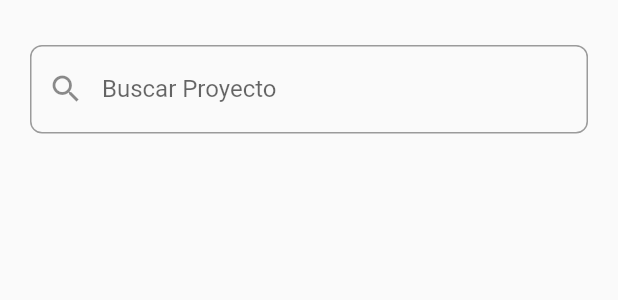
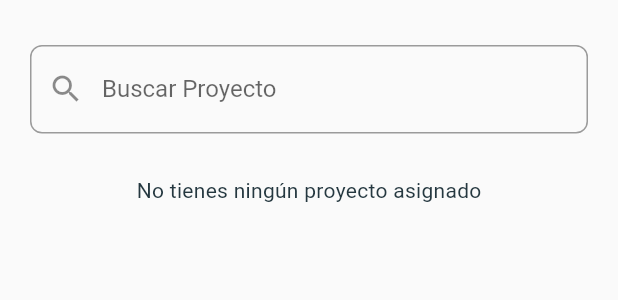
Before and after one commit to GreyHat147/work-flow-manager, a Flutter app: the ProjectsByUserView widget shown alone on an empty page, opened directly, on a phone screen of 412 x 824 dp. Shown: the top 300 px of the screen. Run offline on Flutter 3.47's test engine with Material 2 defaults, Android fonts, the light colour scheme and no system bars; our stand-ins replace cloud_firestore, dropdown_search, equatable, firebase_auth, firebase_core, flutter_bloc and 3 more; accounts and stored records are empty.

Commit message:
chore: get id saved on preferences to get projects and tasks

```diff
--- a/lib/repository/auth/auth_respository.dart
+++ b/lib/repository/auth/auth_respository.dart
@@ -74,6 +74,7 @@ class AuthRepository extends Cubit<AuthState> {
       if (user != null) {
         final MemberModel member = await getMember(user.uid);
         await _sharedPreferences.setString('uid', user.uid);
+        await _sharedPreferences.setString('id', member.id!);
         await _sharedPreferences.setString('role', member.memberType);
         emit(
           AuthLoaded(
--- a/lib/repository/projects/projects_repository.dart
+++ b/lib/repository/projects/projects_repository.dart
@@ -1,26 +1,32 @@
 import 'package:cloud_firestore/cloud_firestore.dart';
+import 'package:firebase_auth/firebase_auth.dart';
 import 'package:flutter_bloc/flutter_bloc.dart';
+import 'package:shared_preferences/shared_preferences.dart';
 import 'package:work_flow_manager/models/member_model.dart';
 import 'package:work_flow_manager/models/project_model.dart';
-import 'package:work_flow_manager/models/task_model.dart';
 import 'package:work_flow_manager/repository/projects/projects_state.dart';
 
 class ProjectsRepository extends Cubit<ProjectsState> {
   final FirebaseFirestore _firestore;
+  final SharedPreferences _sharedPreferences;
 
-  ProjectsRepository(this._firestore) : super(ProjectsInitialState());
+  ProjectsRepository(
+    this._firestore,
+    this._sharedPreferences,
+  ) : super(ProjectsInitialState());
+
+  String? getUserId() {
+    return _sharedPreferences.getString('id');
+  }
 
   void getProjectsByUser() async {
     emit(ProjectsLoadingState());
-    final snapshot = await _firestore
-        .collection('members')
-        .doc("eFvg5L2dRwrTIXiKLS5z")
-        .get();
+    String? userId = _sharedPreferences.getString('id');
+    if (userId == null) return;
+    final snapshot = await _firestore.collection('members').doc(userId).get();
 
     if (snapshot.data() != null) {
       final MemberModel memberModel = MemberModel.fromJson(snapshot.data()!);
-
-      print(memberModel.projects);
 
       final snapshotProjects = await _firestore
           .collection('projects')
@@ -32,9 +38,9 @@ class ProjectsRepository extends Cubit<ProjectsState> {
           .map((doc) => ProjectModel.fromJson(doc.data()))
           .toList();
 
-      print(projects);
-
       emit(ProjectsByUser(projects: projects));
+    } else {
+      emit(ProjectsByUser(projects: const []));
     }
   }
 
--- a/lib/view/project/projects_by_user_view.dart
+++ b/lib/view/project/projects_by_user_view.dart
@@ -12,10 +12,11 @@ class ProjectsByUserView extends StatelessWidget {
 
   final TextEditingController searchController = TextEditingController();
 
-  List<TaskModel> getMyTasks(List<TaskModel> tasks) {
-    return tasks
-        .where((element) => element.assignedMember == "eFvg5L2dRwrTIXiKLS5z")
-        .toList();
+  List<TaskModel> getMyTasks(List<TaskModel> tasks, BuildContext context) {
+    String? userId = context.read<ProjectsRepository>().getUserId();
+    if (userId == null) return [];
+
+    return tasks.where((element) => element.assignedMember == userId).toList();
   }
 
   @override
@@ -39,10 +40,11 @@ class ProjectsByUserView extends StatelessWidget {
                     prefixIcon: const Icon(Icons.search),
                   ),
                 ),
-                Expanded(
+                state.projects.isNotEmpty
+                    ? Expanded(
                         child: ListView.separated(
                           itemCount: state.projects.length,
-                    itemBuilder: (context, index) {
+                          itemBuilder: (_, index) {
                             return ListTile(
                               title: Text(state.projects[index].name),
                               subtitle: Text(state.projects[index].projectType),
@@ -51,10 +53,12 @@ class ProjectsByUserView extends StatelessWidget {
                                 Navigator.push(
                                   context,
                                   MaterialPageRoute(
-                              builder: (context) {
+                                    builder: (_) {
                                       return TasksView(
-                                  tasks:
-                                      getMyTasks(state.projects[index].tasks),
+                                        tasks: getMyTasks(
+                                          state.projects[index].tasks,
+                                          context,
+                                        ),
                                       );
                                     },
                                   ),
@@ -65,11 +69,14 @@ class ProjectsByUserView extends StatelessWidget {
                           separatorBuilder: (context, index) =>
                               const Divider(height: 2),
                         ),
-                ),
+                      )
+                    : const Center(
+                        child: Text("No tienes ningún proyecto asignado")),
               ],
             );
           } else {
-            return const Center(child: Text("No se encontró proyecto"));
+            return const Center(
+                child: Text("No tienes ningún proyecto asignado"));
           }
         },
       ),
```
Also changed, not shown: lib/injections.dart (+7 -2 lines), lib/repository/tasks/tasks_repository.dart (+8 -2 lines). Lines whose indentation alone changed are shown as unchanged.
